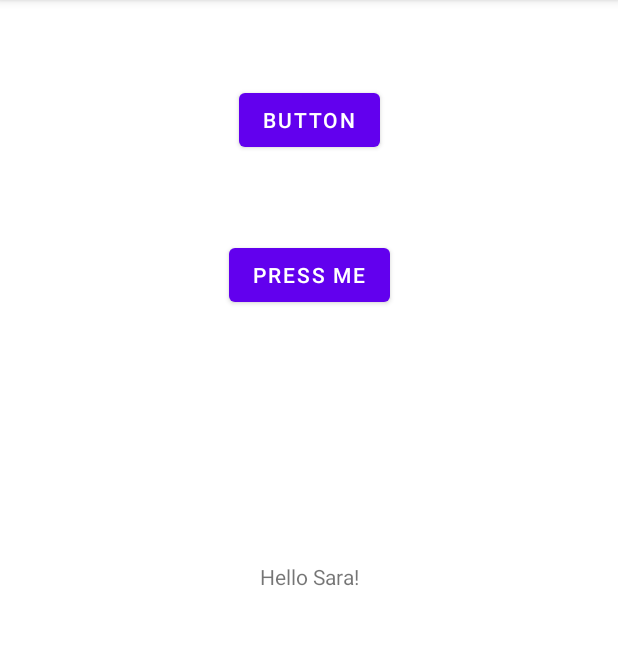
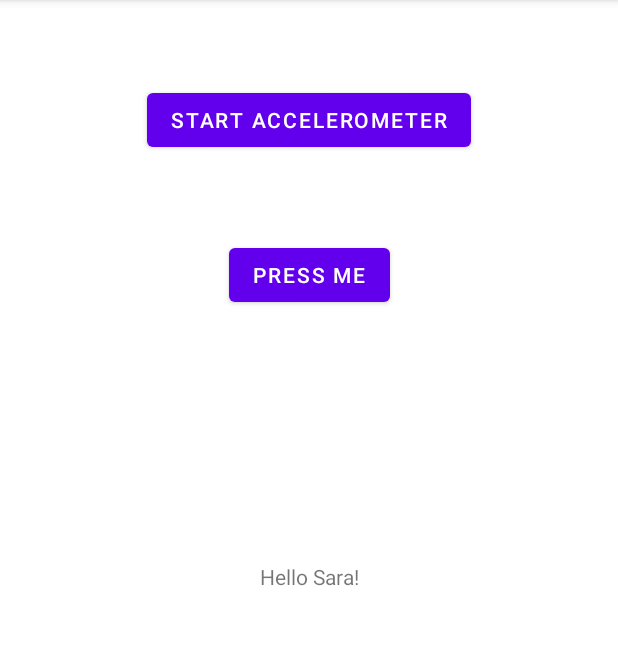
Before and after one commit to saraosaber/HelloSensor, an Android app: the screen it shows after launch (MainActivity), on a phone screen of 412 x 824 dp, the part 84-729 px from its top. Run offline under Robolectric (Android 15) with nearby library versions, the phone set to English and light mode, and no system bars.

Commit message:
accelerometer

```diff
--- a/app/src/main/java/com/example/myapplication/MainActivity.java
+++ b/app/src/main/java/com/example/myapplication/MainActivity.java
@@ -1,15 +1,43 @@
 package com.example.myapplication;
 
 import androidx.appcompat.app.AppCompatActivity;
+
+import android.content.Context;
+import android.hardware.SensorEvent;
+import android.hardware.SensorEventListener;
+import android.hardware.SensorManager;
+import android.hardware.Sensor;
 import android.os.Bundle;
-
-public class MainActivity extends AppCompatActivity {
-
+import android.util.Log;
+import android.widget.TextView;
+public class MainActivity extends AppCompatActivity implements SensorEventListener {
+    private TextView textView;
+    private static final String TAG = "MainActivity";
+    private SensorManager sensorManager;
+    Sensor accelerometer;
     @Override
     protected void onCreate(Bundle savedInstanceState) {
         super.onCreate(savedInstanceState);
         setContentView(R.layout.activity_main);
+        textView = findViewById(R.id.textView);
+
+        Log.d(TAG, "onCreate: Initializing Sensor Services");
+        sensorManager = (SensorManager) getSystemService(Context.SENSOR_SERVICE);
+
+        accelerometer = sensorManager.getDefaultSensor(Sensor.TYPE_ACCELEROMETER);
+        sensorManager.registerListener(MainActivity.this, accelerometer, SensorManager.SENSOR_DELAY_NORMAL);
+        Log.d(TAG, "onCreate: Registered accelerometer listener");
     }
 
 
+    @Override
+    public void onSensorChanged(SensorEvent sensorEvent) {
+        Log.d(TAG, "onSensorChanged: X: " + sensorEvent.values[0] + "Y: " + sensorEvent.values[1] + "Z: " + sensorEvent.values[2]);
+        textView.setText("X: " + sensorEvent.values[0] + "\nY: " + sensorEvent.values[1] + "\nZ: " + sensorEvent.values[2]);
+    }
+
+    @Override
+    public void onAccuracyChanged(Sensor sensor, int i) {
+
+    }
 }
--- a/app/src/main/java/com/example/myapplication/SensorActivity.java
+++ /dev/null
@@ -1,4 +0,0 @@
-package com.example.myapplication;
-
-public class SensorActivity {
-}
--- a/app/src/main/res/layout/activity_main.xml
+++ b/app/src/main/res/layout/activity_main.xml
@@ -38,7 +38,7 @@
         android:layout_marginTop="24dp"
         android:layout_marginEnd="24dp"
         android:layout_marginBottom="24dp"
-        android:text="Button"
+        android:text="Start Accelerometer"
         app:layout_constraintBottom_toTopOf="@+id/button"
         app:layout_constraintEnd_toEndOf="parent"
         app:layout_constraintStart_toStartOf="parent"
```
